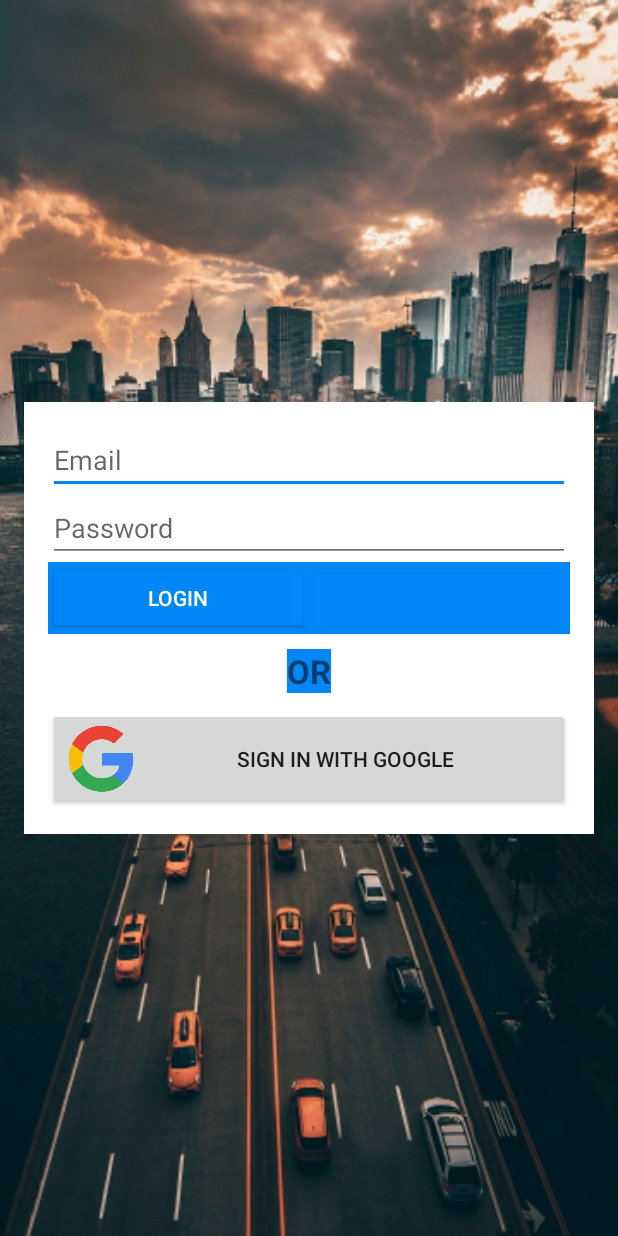
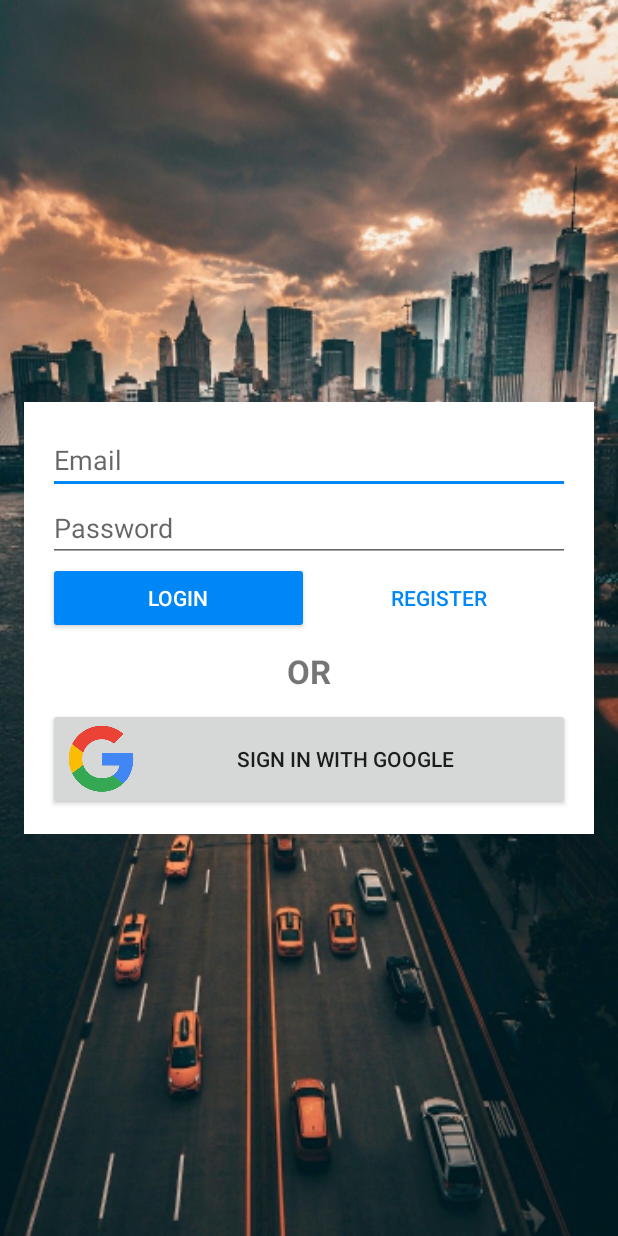
Before and after one commit to ngabovictor/JournalApp, an Android app: the screen it shows after launch (LoginActivity), on a phone screen of 412 x 824 dp. Run offline under Robolectric (Android 15) with nearby library versions, the phone set to English and light mode, and no system bars; our stand-ins replace ButterKnife, Firebase (no records; nobody signed in at launch, a user with empty details on screens opened directly); libraries missing offline, so code that uses them is left out: com.rengwuxian.materialedittext, com.wang.avi; plain views replace AVLoadingIndicatorView, MaterialEditText.

Commit message:
Fixed Translucent theme in styles

```diff
--- a/app/src/main/res/values/styles.xml
+++ b/app/src/main/res/values/styles.xml
@@ -24,9 +24,8 @@
         <item name="colorPrimary">@color/colorPrimary</item>
         <item name="colorPrimaryDark">@color/colorPrimary</item>
         <item name="colorAccent">@color/colorAccent</item>
-        <item name="android:windowTranslucentStatus" tools:targetApi="kitkat">true</item>
+        <item name="android:windowTranslucentStatus">true</item>
         <item name="android:windowTranslucentNavigation">true</item>
-        <item name="android:background">@color/colorPrimary</item>
     </style>
 
     <style name="AppTheme.AppBarOverlay" parent="ThemeOverlay.AppCompat.Dark.ActionBar"/>
```
